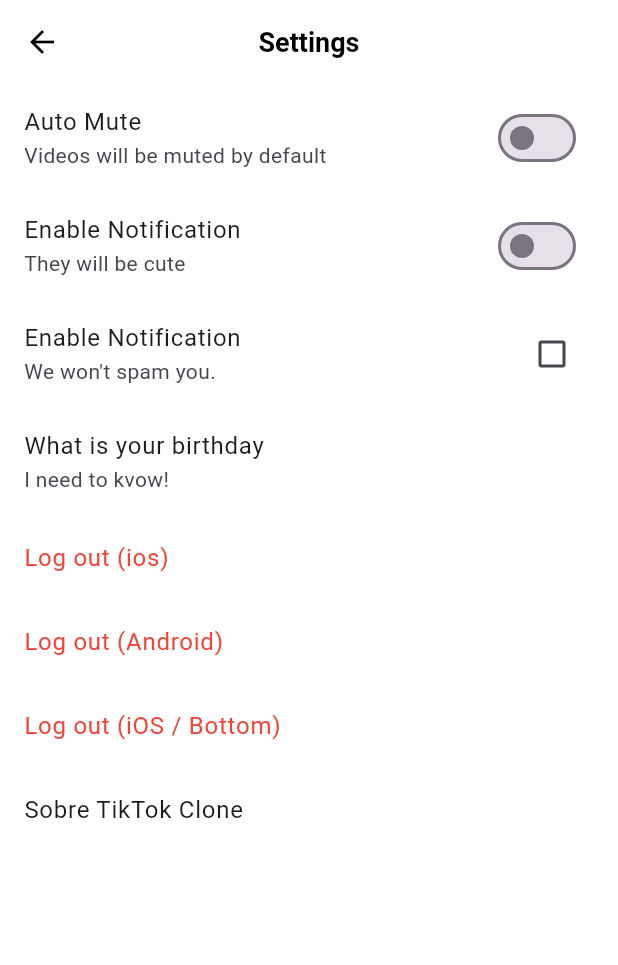
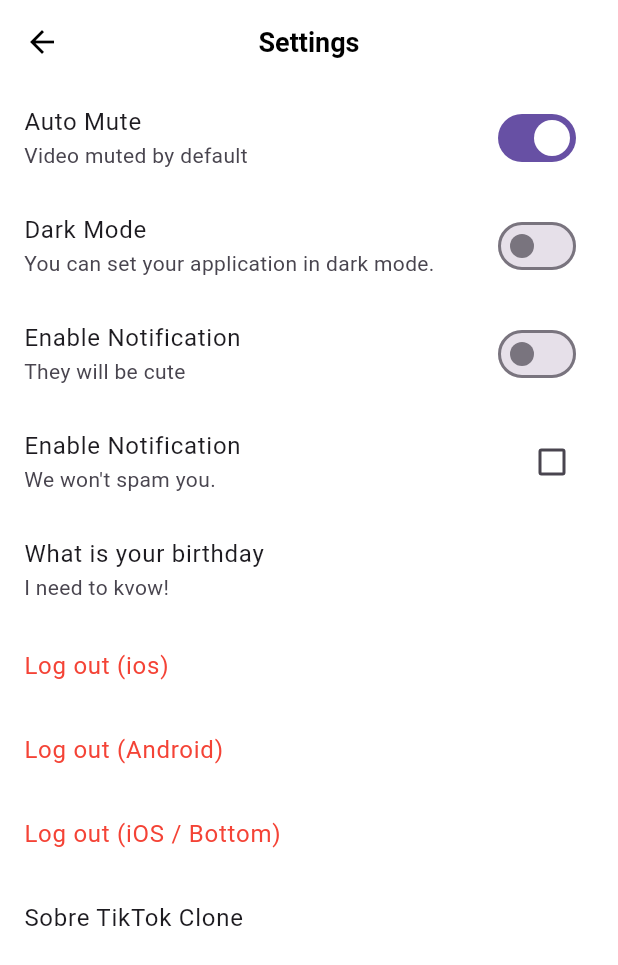
Before and after one commit to Sungjjjun/FlutterStudy, a Flutter app: the SettingScreen screen opened directly, after a tap on "Auto Mute", on a phone screen of 412 x 824 dp. Shown: the top 965 px of the screen. Run offline on Flutter 3.47's test engine with Material 2 defaults, Android fonts, the phone set to English and light mode, and no system bars; our stand-ins replace camera, font_awesome_flutter, gallery_saver, go_router, image_picker, permission_handler and 3 more; accounts and stored records are empty; network calls fail; statements that could not run were skipped.

Commit message:
#20.11(02.24)

```diff
--- a/tiktokclone/lib/common/widgets/video_config/video_config.dart
+++ b/tiktokclone/lib/common/widgets/video_config/video_config.dart
@@ -1,49 +1,19 @@
 import 'package:flutter/material.dart';
 
-class VideoConfigData extends InheritedWidget {
-  final bool autoMute;
-  final void Function() toggleMuted;
+class VideoConfig extends ChangeNotifier {
+  bool isMuted = false;
+  bool isAutoplay = false;
+  ThemeMode themeMode = ThemeMode.light;
 
-  const VideoConfigData({
-    super.key,
-    required this.autoMute,
-    required this.toggleMuted,
-    required super.child,
-  });
-
-  static VideoConfigData of(BuildContext context) {
-    return context.dependOnInheritedWidgetOfExactType<VideoConfigData>()!;
+  void toggleIsMuted() {
+    isMuted = !isMuted;
+    notifyListeners();
   }
 
-  @override
-  bool updateShouldNotify(covariant InheritedWidget oldWidget) {
-    return true;
+  void toggleAutoplay() {
+    isAutoplay = !isAutoplay;
+    notifyListeners();
   }
 }
 
-class VideoConfig extends StatefulWidget {
-  final Widget child;
-  const VideoConfig({super.key, required this.child});
-
-  @override
-  State<VideoConfig> createState() => _VideoConfigState();
-}
-
-class _VideoConfigState extends State<VideoConfig> {
-  bool autoMute = false;
-
-  void toggleMuted() {
-    setState(() {
-      autoMute = !autoMute;
-    });
-  }
-
-  @override
-  Widget build(BuildContext context) {
-    return VideoConfigData(
-      toggleMuted: toggleMuted,
-      autoMute: autoMute,
-      child: widget.child,
-    );
-  }
-}
+final theme = ValueNotifier(ThemeMode.light);
--- a/tiktokclone/lib/features/settings/setting_screen.dart
+++ b/tiktokclone/lib/features/settings/setting_screen.dart
@@ -1,6 +1,7 @@
 import 'package:flutter/cupertino.dart';
 import 'package:flutter/foundation.dart';
 import 'package:flutter/material.dart';
+import 'package:provider/provider.dart';
 import 'package:tiktokclone/common/widgets/video_config/video_config.dart';
 
 class SettingScreen extends StatefulWidget {
@@ -32,15 +33,32 @@ class _SettingScreenState extends State<SettingScreen> {
         body: ListView(
           children: [
             SwitchListTile.adaptive(
-              value: _notification,
-              onChanged: (value) {
-                VideoConfigData.of(context).toggleMuted();
-              },
+              value: context.watch<VideoConfig>().isMuted,
+              onChanged: (value) => context.read<VideoConfig>().toggleIsMuted(),
               title: const Text(
                 "Auto Mute",
               ),
               subtitle: const Text(
-                "Videos will be muted by default",
+                "Video muted by default",
+              ),
+            ),
+            ValueListenableBuilder<ThemeMode>(
+              valueListenable: theme,
+              builder: (context, value, child) => SwitchListTile.adaptive(
+                value: value == ThemeMode.dark,
+                onChanged: (value) {
+                  if (theme.value == ThemeMode.light) {
+                    theme.value = ThemeMode.dark;
+                  } else {
+                    theme.value = ThemeMode.light;
+                  }
+                },
+                title: const Text(
+                  "Dark Mode",
+                ),
+                subtitle: const Text(
+                  "You can set your application in dark mode.",
+                ),
               ),
             ),
             SwitchListTile.adaptive(
--- a/tiktokclone/lib/features/videos/widgets/video_post.dart
+++ b/tiktokclone/lib/features/videos/widgets/video_post.dart
@@ -1,6 +1,7 @@
 import 'package:flutter/foundation.dart';
 import 'package:flutter/material.dart';
 import 'package:font_awesome_flutter/font_awesome_flutter.dart';
+import 'package:provider/provider.dart';
 import 'package:tiktokclone/common/widgets/video_config/video_config.dart';
 import 'package:tiktokclone/constants/gaps.dart';
 import 'package:tiktokclone/constants/sizes.dart';
@@ -24,6 +25,7 @@ class VideoPost extends StatefulWidget {
 class _VideoPostState extends State<VideoPost>
     with SingleTickerProviderStateMixin {
   bool _isPaused = false;
+
   late final AnimationController _animationController;
   late final VideoPlayerController _videoPlayerController;
   final Duration _animatedDuration = const Duration(milliseconds: 200);
@@ -151,12 +153,14 @@ class _VideoPostState extends State<VideoPost>
             top: 40,
             child: IconButton(
               icon: FaIcon(
-                VideoConfigData.of(context).autoMute
+                context.watch<VideoConfig>().isMuted
                     ? FontAwesomeIcons.volumeOff
                     : FontAwesomeIcons.volumeHigh,
                 color: Colors.white,
               ),
-              onPressed: VideoConfigData.of(context).toggleMuted,
+              onPressed: () {
+                context.read<VideoConfig>().toggleIsMuted();
+              },
             ),
           ),
           Positioned(
--- a/tiktokclone/lib/main.dart
+++ b/tiktokclone/lib/main.dart
@@ -1,6 +1,7 @@
 import 'package:flutter/material.dart';
 import 'package:flutter/services.dart';
 import 'package:flutter_localizations/flutter_localizations.dart';
+import 'package:provider/provider.dart';
 import 'package:tiktokclone/common/widgets/video_config/video_config.dart';
 import 'package:tiktokclone/constants/sizes.dart';
 import 'package:tiktokclone/router.dart';
@@ -21,8 +22,15 @@ class TikTokApp extends StatelessWidget {
 
   @override
   Widget build(BuildContext context) {
-    return VideoConfig(
-      child: MaterialApp.router(
+    return MultiProvider(
+      providers: [
+        ChangeNotifierProvider(
+          create: (context) => VideoConfig(),
+        ),
+      ],
+      child: ValueListenableBuilder<ThemeMode>(
+        valueListenable: theme,
+        builder: (context, value, child) => MaterialApp.router(
           routerConfig: router,
           debugShowCheckedModeBanner: false,
           title: 'TikTok Clone',
@@ -36,7 +44,7 @@ class TikTokApp extends StatelessWidget {
             Locale("ko"),
             Locale("es"),
           ],
-        themeMode: ThemeMode.system,
+          themeMode: value,
           //LightMode Theme
           theme: ThemeData(
             useMaterial3: true,
@@ -106,6 +114,7 @@ class TikTokApp extends StatelessWidget {
             ),
           ),
         ),
+      ),
     );
   }
 }
--- a/tiktokclone/pubspec.yaml
+++ b/tiktokclone/pubspec.yaml
@@ -48,6 +48,7 @@ dependencies:
   permission_handler: ^10.2.0
   gallery_saver: ^2.3.2
   image_picker: ^0.8.6+2
+  provider: 6.0.5
 
 dev_dependencies:
   flutter_test:
```
Also changed, not shown: tiktokclone/pubspec.lock. Lines whose indentation alone changed are shown as unchanged.
